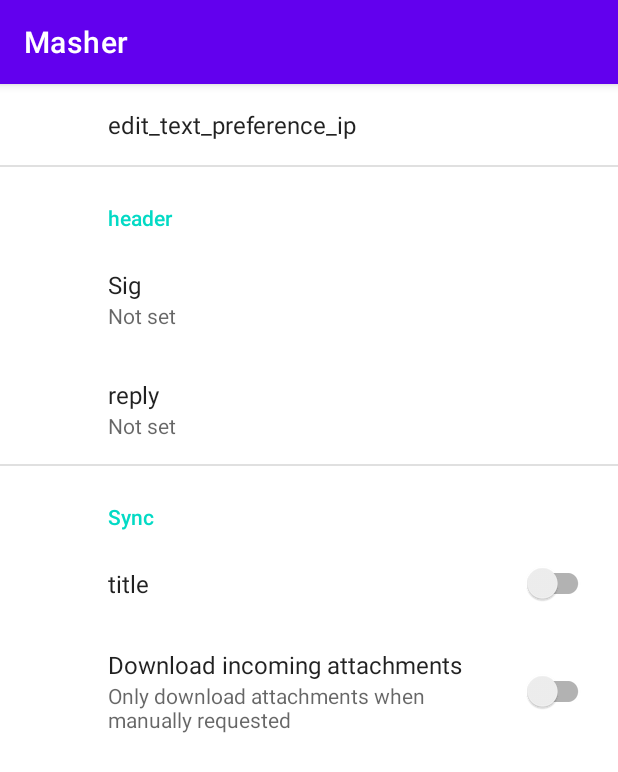
After one commit to marsjupiter1/Masher, an Android app: the SettingsFragment screen opened directly, with no data from a screen before it, on a phone screen of 412 x 824 dp. The commit adds this screen. Shown: the top 772 px of the screen. Run offline under Robolectric (Android 15) with nearby library versions, the phone set to English and light mode, and no system bars; our stand-ins replace androidx.preference.

Commit message:
Settings menu showing

```diff
--- a/app/build.gradle
+++ b/app/build.gradle
@@ -43,6 +43,7 @@ dependencies {
     implementation 'com.google.android.material:material:1.6.0'
     implementation 'androidx.constraintlayout:constraintlayout:2.1.4'
     implementation 'androidx.databinding:databinding-runtime:4.2.2'
+    implementation 'androidx.preference:preference:1.2.0'
     testImplementation 'junit:junit:4.13.2'
     androidTestImplementation 'androidx.test.ext:junit:1.1.3'
     androidTestImplementation 'androidx.test.espresso:espresso-core:3.4.0'
--- a/app/src/main/AndroidManifest.xml
+++ b/app/src/main/AndroidManifest.xml
@@ -25,6 +25,10 @@
                 <category android:name="android.intent.category.LAUNCHER" />
             </intent-filter>
         </activity>
+        <activity
+            android:name=".MySettingsActivity"
+            android:exported="true">
+        </activity>
     </application>
 
 </manifest>
--- a/app/src/main/java/com/example/masher/MainActivity.kt
+++ b/app/src/main/java/com/example/masher/MainActivity.kt
@@ -2,6 +2,7 @@ package com.example.masher
 
 import android.annotation.SuppressLint
 import android.content.Context
+import android.content.Intent
 import android.os.Bundle
 import androidx.appcompat.app.AppCompatActivity
 import androidx.databinding.DataBindingUtil
@@ -9,6 +10,7 @@ import com.example.masher.databinding.ActivityMainBinding
 import android.content.SharedPreferences
 import android.net.ConnectivityManager
 import android.net.NetworkCapabilities
+import android.os.SystemClock.sleep
 import android.util.Log
 import kotlinx.coroutines.Dispatchers
 import kotlinx.coroutines.GlobalScope
@@ -16,6 +18,12 @@ import kotlinx.coroutines.launch
 import org.json.JSONObject
 import org.json.JSONTokener
 import java.net.URL
+import android.view.Menu
+import android.view.MenuItem
+import android.widget.Toolbar;
+import androidx.preference.Preference
+
+import androidx.preference.PreferenceFragmentCompat
 
 class MainActivity : AppCompatActivity() {
     private lateinit var binding: ActivityMainBinding
@@ -25,22 +33,25 @@ class MainActivity : AppCompatActivity() {
         super.onCreate(savedInstanceState)
         //setContentView(R.layout.activity_main)
 
+
         binding = ActivityMainBinding.inflate(layoutInflater)
         setContentView(binding.root)
 
         binding.debug.text = "hello workd"
-        val sharedPref =  getPreferences(Context.MODE_PRIVATE)
-        val min =sharedPref.getString("min","55")
-        val max =  sharedPref.getString("max","57")
-        val device = sharedPref.getString("ip","192.168.68.80")
+        val sharedPref = getPreferences(Context.MODE_PRIVATE)
+        val min = sharedPref.getString("min", "55")
+        val max = sharedPref.getString("max", "57")
+        val device = sharedPref.getString("ip", "192.168.68.80")
         binding.editTextNumberMin.setText(min)
-        binding.editTextNumberMax.setText( max)
+        binding.editTextNumberMax.setText(max)
         binding.editTextUri.setText(device)
         binding.debug.setText("setup");
 
+        //setSupportActionBar(binding.toolbar)
+
         binding.run.setOnClickListener {
             val sharedPref = getPreferences(Context.MODE_PRIVATE)
-            Log.d("masher","run");
+            Log.d("masher", "run");
 
             binding.debug.setText("onClick");
 
@@ -51,33 +62,36 @@ class MainActivity : AppCompatActivity() {
 
             //GlobalScope.launch(/*Dispatchers.IO*/) {
             GlobalScope.launch(Dispatchers.IO) {
+                while (true) {
                     try {
-                    var url = "http://".plus( device);
+                        var url = "http://".plus(device);
                         binding.textViewResult.setText(url);
                         val result = URL(url).readText().toString()
-                    try{
+                        try {
                             val jsonObject = JSONTokener(result).nextValue() as JSONObject
-                        val low = String.format("%.1f",jsonObject.getString("low").toFloat())
-                        val high = String.format("%.1f",jsonObject.getString("high").toFloat())
-                        val c = String.format("%.1f",jsonObject.getString("c").toFloat())
+                            val low = String.format("%.1f", jsonObject.getString("low").toFloat())
+                            val high = String.format("%.1f", jsonObject.getString("high").toFloat())
+                            val c = String.format("%.1f", jsonObject.getString("c").toFloat())
                             this@MainActivity.runOnUiThread(java.lang.Runnable {
                                 binding.textViewLow.setText(low.plus("c"))
                                 binding.textViewC.setText(c.plus("c"))
                                 binding.textViewHigh.setText(high.plus("c"))
                             })
 
-                    }catch(e: Exception){
+                        } catch (e: Exception) {
                             binding.debug.setText(e.toString())
                         }
                         // binding.textViewResult.setText("blah")
                     } catch (e: Exception) {
                         binding.debug.setText(e.toString())
                     }
+                    sleep(1000)
                 }
-            val editor:SharedPreferences.Editor? =  sharedPref?.edit()
+            }
+            val editor: SharedPreferences.Editor? = sharedPref?.edit()
             editor?.putString("ip", device)
-            editor?.putString("min",min)
-            editor?.putString("max",max)
+            editor?.putString("min", min)
+            editor?.putString("max", max)
             editor?.apply()
             editor?.commit()
 
@@ -85,9 +99,69 @@ class MainActivity : AppCompatActivity() {
         }
 
 
-
-
         //binding = DataBindingUtil.setContentView<ActivityMainBinding>(this@MainActivity, R.layout.activity_main)
 
     }
+    override fun onCreateOptionsMenu( menu: Menu): Boolean{
+        getMenuInflater().inflate(R.menu.main_menu, menu);
+        return true;
     }
+
+    override fun onOptionsItemSelected(item: MenuItem): Boolean {
+        return when (item.itemId) {
+            R.id.action_settings -> {
+                // navigate to settings screen
+                startActivity( Intent(this,MySettingsActivity::class.java ))
+                true
+            }
+            R.id.action_done -> {
+                // save profile changes
+                true
+            }
+            else -> super.onOptionsItemSelected(item)
+        }
+    }
+}
+
+public final class MySettingsActivity : AppCompatActivity() {
+    companion object {
+        private const val TAG = "PreferencesActivity"
+    }
+
+    override fun onCreate(savedInstanceState: Bundle?) {
+        super.onCreate(savedInstanceState)
+        supportFragmentManager
+            .beginTransaction()
+            .replace(R.id.settings_container, SettingsFragment())
+            .commit()
+        setContentView(R.layout.settings)
+
+    }
+    override fun onDestroy() {
+        super.onDestroy()
+
+    }
+
+    override fun onOptionsItemSelected(item: MenuItem): Boolean {
+        return when (item.itemId) {
+            R.id.action_settings -> {
+                // navigate to settings screen
+                true
+            }
+            R.id.action_done -> {
+                // save profile changes
+                true
+            }
+            else -> super.onOptionsItemSelected(item)
+        }
+    }
+
+}
+
+class Preferences : PreferenceFragmentCompat() {
+    override fun onCreatePreferences(savedInstanceState: Bundle?, rootKey: String?) {
+        setPreferencesFromResource(R.xml.root_preferences, rootKey)
+
+
+    }
+}
--- /dev/null
+++ b/app/src/main/java/com/example/masher/SettingsFragment.kt
@@ -0,0 +1,11 @@
+package com.example.masher
+
+import android.os.Bundle
+import androidx.preference.PreferenceFragmentCompat
+
+class SettingsFragment : PreferenceFragmentCompat() {
+
+    override fun onCreatePreferences(savedInstanceState: Bundle?, rootKey: String?) {
+        setPreferencesFromResource(R.xml.root_preferences, rootKey)
+    }
+}
--- /dev/null
+++ b/app/src/main/res/drawable/ic_add.xml
@@ -0,0 +1,4 @@
+<?xml version="1.0" encoding="utf-8"?>
+<selector xmlns:android="http://schemas.android.com/apk/res/android">
+
+</selector>
--- /dev/null
+++ b/app/src/main/res/layout/settings.xml
@@ -0,0 +1,7 @@
+<?xml version="1.0" encoding="utf-8"?>
+<androidx.constraintlayout.widget.ConstraintLayout xmlns:android="http://schemas.android.com/apk/res/android"
+    android:id="@+id/settings_container"
+    android:layout_width="match_parent"
+    android:layout_height="match_parent">
+
+</androidx.constraintlayout.widget.ConstraintLayout>
--- /dev/null
+++ b/app/src/main/res/values/arrays.xml
@@ -0,0 +1,5 @@
+<?xml version="1.0" encoding="utf-8"?>
+<resources>
+    <string-array name="reply_entries">rerplies</string-array>
+    <string-array name="reply_values">test</string-array>
+</resources>
--- a/app/src/main/res/values/strings.xml
+++ b/app/src/main/res/values/strings.xml
@@ -1,3 +1,13 @@
 <resources>
     <string name="app_name">Masher</string>
+    <string name="signature_title">Sig</string>
+    <string name="reply_title">reply</string>
+    <string name="sync_header">Sync</string>
+    <string name="messages_header">header</string>
+    <string name="done">done</string>
+    <string name="sync_title">title</string>
+    <string name="attachment_title">Download incoming attachments</string>
+    <string name="attachment_summary_on">Automatically download attachments for incoming emails
+    </string>
+    <string name="attachment_summary_off">Only download attachments when manually requested</string>
 </resources>
--- /dev/null
+++ b/app/src/main/res/xml/root_preferences.xml
@@ -0,0 +1,42 @@
+<?xml version="1.0" encoding="utf-8"?>
+<PreferenceScreen xmlns:android="http://schemas.android.com/apk/res/android"
+    xmlns:app="http://schemas.android.com/apk/res-auto"
+    android:id="@+id/settings">
+
+    <EditTextPreference
+        android:defaultValue="Default value"
+        android:key="edit_text_preference_ip"
+        android:selectAllOnFocus="true"
+        android:singleLine="true"
+        android:title="edit_text_preference_ip" />
+    <PreferenceCategory app:title="@string/messages_header">
+
+        <EditTextPreference
+            app:key="signature"
+            app:title="@string/signature_title"
+            app:useSimpleSummaryProvider="true" />
+
+        <ListPreference
+            app:defaultValue="reply"
+            app:entries="@array/reply_entries"
+            app:entryValues="@array/reply_values"
+            app:key="reply"
+            app:title="@string/reply_title"
+            app:useSimpleSummaryProvider="true" />
+
+    </PreferenceCategory>
+    <PreferenceCategory app:title="@string/sync_header">
+
+        <SwitchPreferenceCompat
+            app:key="sync"
+            app:title="@string/sync_title" />
+
+        <SwitchPreferenceCompat
+            app:dependency="sync"
+            app:key="attachment"
+            app:summaryOff="@string/attachment_summary_off"
+            app:summaryOn="@string/attachment_summary_on"
+            app:title="@string/attachment_title" />
+
+    </PreferenceCategory>
+</PreferenceScreen>
```
Also changed, not shown: app/src/main/res/layout/activity_main.xml (+29 -12 lines), app/src/main/res/menu/main_menu.xml (added, +17 -0 lines). Lines whose indentation alone changed are shown as unchanged.
